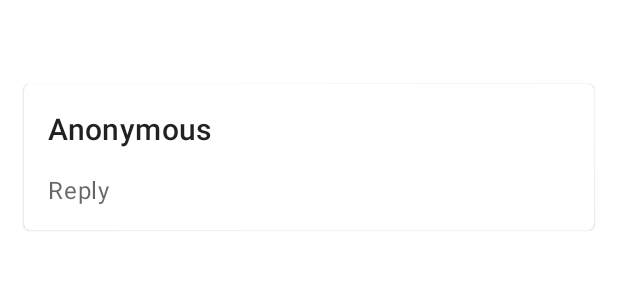
After one commit to AHSAppDevTeam/Palisade-Android, an Android app: the layout replies_display.xml on its own in the app's theme, with its tools: preview values and no code run, on a phone screen of 412 x 824 dp. The commit adds this screen. Shown: the top 300 px of the screen. Run offline under Robolectric (Android 15) with nearby library versions, the phone set to English and light mode, and no system bars.

Commit message:
Worked on replies display

```diff
--- /dev/null
+++ b/app/src/main/res/layout/replies_display.xml
@@ -0,0 +1,54 @@
+<?xml version="1.0" encoding="utf-8"?>
+<androidx.coordinatorlayout.widget.CoordinatorLayout xmlns:android="http://schemas.android.com/apk/res/android"
+    xmlns:app="http://schemas.android.com/apk/res-auto"
+    xmlns:tools="http://schemas.android.com/tools"
+    android:layout_width="match_parent"
+    android:layout_height="wrap_content"
+    android:layout_marginTop="40dp">
+
+
+    <com.google.android.material.card.MaterialCardView
+        android:id="@+id/card"
+        android:layout_width="match_parent"
+        android:layout_height="wrap_content"
+        android:layout_margin="16dp"
+        android:visibility="visible">
+
+        <LinearLayout
+            android:layout_width="match_parent"
+            android:layout_height="wrap_content"
+            android:orientation="vertical">
+            <!-- Media -->
+            <LinearLayout
+                android:layout_width="match_parent"
+                android:layout_height="wrap_content"
+                android:orientation="vertical"
+                android:padding="16dp">
+
+                <!-- Title, secondary and supporting text -->
+                <TextView
+                    android:id="@+id/reply_username"
+                    android:layout_width="wrap_content"
+                    android:layout_height="wrap_content"
+                    android:text="@string/anonymous"
+                    android:textAppearance="?attr/textAppearanceHeadline6" />
+
+                <TextView
+                    android:id="@+id/reply_reply"
+                    android:layout_width="wrap_content"
+                    android:layout_height="wrap_content"
+                    android:layout_marginTop="16dp"
+                    android:text="@string/reply"
+                    android:textAppearance="?attr/textAppearanceBody1"
+                    android:textColor="?android:attr/textColorSecondary" />
+
+
+            </LinearLayout>
+
+
+
+        </LinearLayout>
+
+    </com.google.android.material.card.MaterialCardView>
+
+</androidx.coordinatorlayout.widget.CoordinatorLayout>
--- a/app/src/main/res/values/strings.xml
+++ b/app/src/main/res/values/strings.xml
@@ -30,6 +30,7 @@
     <string name="reply">Reply</string>
     <string name="delete">Delete</string>
     <string name="question">Question</string>
+    <string name="show_replies">Show Replies</string>
 
 
 </resources>
```
Also changed, not shown: app/src/main/java/app/ahs/Palisade/PostsMenu.java (+10 -6 lines), app/src/main/java/app/ahs/Palisade/RepliesAdapter.java (added, +47 -0 lines), app/src/main/java/app/ahs/Palisade/RepliesCardView.java (added, +45 -0 lines), app/src/main/java/app/ahs/Palisade/RepliesDialog.java (added, +37 -0 lines), app/src/main/java/app/ahs/Palisade/RepliesInfo.java (added, +18 -0 lines), app/src/main/java/app/ahs/Palisade/RepliesPopUp.java (added, +30 -0 lines), app/src/main/res/layout/materical_card_row.xml (+9 -0 lines), app/src/main/res/layout/replies_menu.xml (added, +18 -0 lines).
